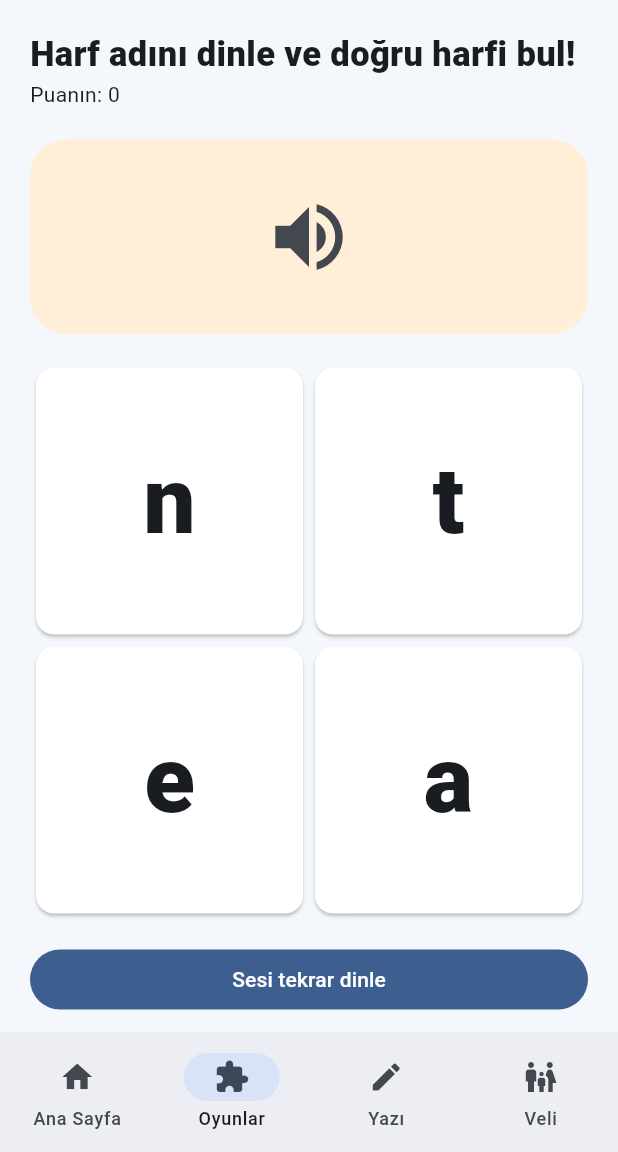
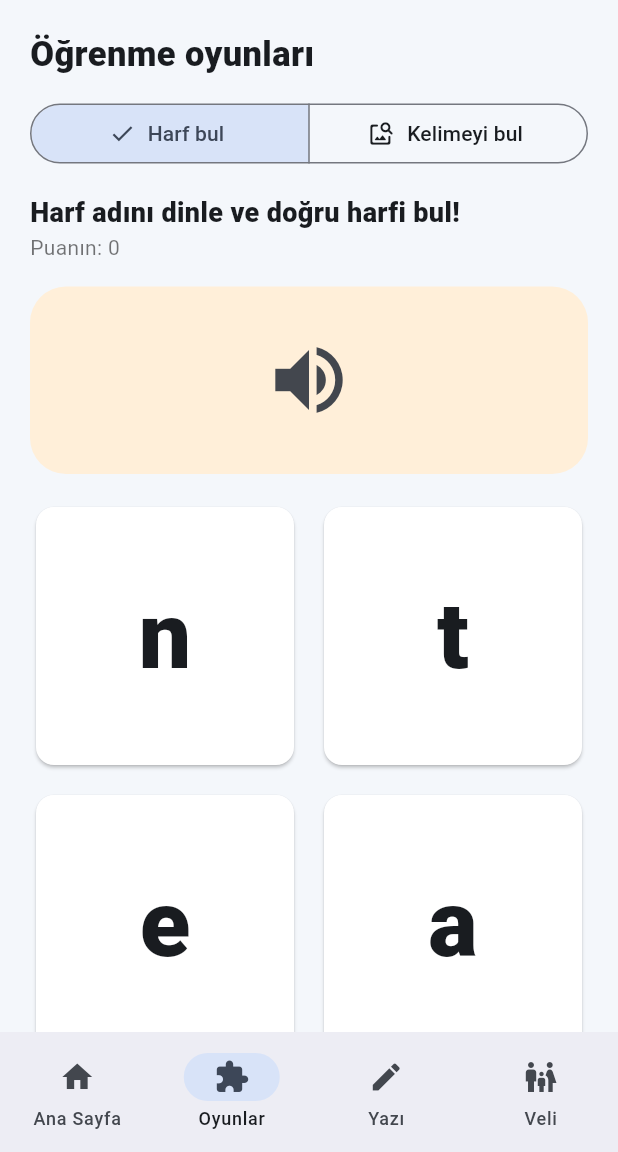
Before and after one commit to csprofesor/okumayazma, a Flutter app: the screen it shows after launch, item 2 of the bottom bar chosen, on a phone screen of 412 x 824 dp, the part 84-1236 px from its top. Run offline on Flutter 3.47's test engine with Material 3 defaults, Android fonts, the phone set to English and light mode, and no system bars; our stand-ins replace flutter_tts, shared_preferences.

Commit message:
Add visual word-to-letter recognition game

```diff
--- a/lib/main.dart
+++ b/lib/main.dart
@@ -197,8 +197,22 @@ class Games extends StatefulWidget{
  @override State<Games> createState()=>_GamesState();
 }
 class _GamesState extends State<Games>{
- final rng=Random();late String target;late List<String> options;int score=0;int? picked; late List<String> available;
- @override void initState(){super.initState();available=unlockedLetters();prepareQuestion();}
+ final rng=Random();
+ late String target;
+ late List<String> options;
+ late List<String> wordOptions;
+ late List<String> available;
+ int score=0;
+ int? picked;
+ bool wordMode=false;
+ String? selectedWord;
+ String? correctWord;
+
+ @override void initState(){
+  super.initState();
+  available=unlockedLetters();
+  prepareQuestion();
+ }
  @override void didUpdateWidget(covariant Games oldWidget){
   super.didUpdateWidget(oldWidget);
   if(oldWidget.completed.length!=widget.completed.length||!oldWidget.completed.containsAll(widget.completed)){
@@ -214,20 +228,114 @@ class _GamesState extends State<Games>{
   }
   return result;
  }
+ int unlockedStageCount(){
+  var count=1;
+  for(var i=0;i<groups.length-1;i++){
+   if(groups[i].every(widget.completed.contains)) count=i+2;
+   else break;
+  }
+  return count;
+ }
  void prepareQuestion(){
   target=available[rng.nextInt(available.length)];
   options=[target];
-  while(options.length<4){final x=available[rng.nextInt(available.length)];if(!options.contains(x))options.add(x);}
-  options.shuffle();picked=null;
+  while(options.length<4){
+   final x=available[rng.nextInt(available.length)];
+   if(!options.contains(x))options.add(x);
+  }
+  options.shuffle();
+  final pool=words.take(unlockedStageCount()).expand((stage)=>stage).toList();
+  final correct=pool.where((w)=>w.toLowerCase().contains(target)).toList();
+  final wrong=pool.where((w)=>!w.toLowerCase().contains(target)).toList()..shuffle(rng);
+  if(correct.isNotEmpty&&wrong.isNotEmpty){
+   correctWord=correct[rng.nextInt(correct.length)];
+   wordOptions=[correctWord!,...wrong.take(3)]..shuffle(rng);
+  }else{
+   correctWord=null;
+   wordOptions=[];
+  }
+  picked=null;
+  selectedWord=null;
  }
  void next(){prepareQuestion();setState((){});}
  @override Widget build(BuildContext context)=>ListView(padding:const EdgeInsets.all(20),children:[
- const Text('Harf adını dinle ve doğru harfi bul!',style:TextStyle(fontSize:23,fontWeight:FontWeight.w900)),
- Text('Puanın: $score'),const SizedBox(height:20),
- Container(height:130,decoration:BoxDecoration(color:const Color(0xffffefd9),borderRadius:BorderRadius.circular(24)),child:IconButton(iconSize:60,onPressed:()=>speak(target),icon:const Icon(Icons.volume_up))),
- const SizedBox(height:18),
- GridView.count(shrinkWrap:true,physics:const NeverScrollableScrollPhysics(),crossAxisCount:2,children:options.map((x)=>Card(color:picked!=null&&x==target?const Color(0xffdff4e6):picked!=null&&options.indexOf(x)==picked?const Color(0xffffdddd):Colors.white,child:InkWell(onTap:picked!=null?null:(){setState((){picked=options.indexOf(x);if(x==target)score++;});speak(x==target?'Aferin, doğru!':'Tekrar dinleyelim.');},child:Center(child:Text(x,style:const TextStyle(fontSize:62,fontWeight:FontWeight.w900)))))).toList()),
- const SizedBox(height:16),FilledButton(onPressed:picked==null?()=>speak(target):next,child:Text(picked==null?'Sesi tekrar dinle':'Sonraki soru')),
+  const Text('Öğrenme oyunları',style:TextStyle(fontSize:23,fontWeight:FontWeight.w900)),
+  const SizedBox(height:12),
+  SegmentedButton<bool>(
+   segments:const [
+    ButtonSegment(value:false,label:Text('Harf bul'),icon:Icon(Icons.abc_rounded)),
+    ButtonSegment(value:true,label:Text('Kelimeyi bul'),icon:Icon(Icons.image_search_rounded)),
+   ],
+   selected:{wordMode},
+   onSelectionChanged:(value){setState((){wordMode=value.first;prepareQuestion();});},
+  ),
+  const SizedBox(height:16),
+  Text(wordMode?'İçinde bu harf bulunan kelimeyi seç.':'Harf adını dinle ve doğru harfi bul!',style:const TextStyle(fontSize:18,fontWeight:FontWeight.w800)),
+  Text('Puanın: $score',style:const TextStyle(color:Colors.black54)),
+  const SizedBox(height:16),
+  Container(
+   height:125,
+   decoration:BoxDecoration(color:const Color(0xffffefd9),borderRadius:BorderRadius.circular(24)),
+   child:Center(child:wordMode
+    ?Text(target,style:const TextStyle(fontSize:76,fontWeight:FontWeight.w900,color:Color(0xff3977c3)))
+    :IconButton(iconSize:60,onPressed:()=>speak(target),icon:const Icon(Icons.volume_up))),
+  ),
+  if(wordMode) ...[
+   const SizedBox(height:8),
+   Center(child:Text('“${upperLetter(target)}” harfini içeren resmi seç.',style:const TextStyle(fontWeight:FontWeight.w600))),
+   const SizedBox(height:12),
+   if(wordOptions.isNotEmpty) GridView.count(
+    shrinkWrap:true,
+    physics:const NeverScrollableScrollPhysics(),
+    crossAxisCount:2,
+    crossAxisSpacing:10,
+    mainAxisSpacing:10,
+    childAspectRatio:1.25,
+    children:wordOptions.map((w)=>Card(
+     color:selectedWord!=null&&w==correctWord?const Color(0xffdff4e6):selectedWord==w?const Color(0xffffdddd):Colors.white,
+     child:InkWell(
+      borderRadius:BorderRadius.circular(18),
+      onTap:selectedWord!=null?null:(){
+       setState((){selectedWord=w;if(w==correctWord)score++;});
+       speak(w==correctWord?'Aferin! Bu kelimede ${upperLetter(target)} harfi var.':'Bir daha inceleyelim.');
+      },
+      child:Column(mainAxisAlignment:MainAxisAlignment.center,children:[
+       illustration(w),
+       const SizedBox(height:6),
+       Text(w,style:const TextStyle(fontSize:21,fontWeight:FontWeight.w800)),
+      ]),
+     ),
+    )).toList(),
+   ) else const Text('Bu harf için yeterli kelime henüz açılmadı.'),
+  ] else ...[
+   const SizedBox(height:18),
+   GridView.count(
+    shrinkWrap:true,
+    physics:const NeverScrollableScrollPhysics(),
+    crossAxisCount:2,
+    crossAxisSpacing:12,
+    mainAxisSpacing:12,
+    children:options.map((x)=>Card(
+     color:picked!=null&&x==target?const Color(0xffdff4e6):picked!=null&&options.indexOf(x)==picked?const Color(0xffffdddd):Colors.white,
+     child:InkWell(
+      onTap:picked!=null?null:(){
+       setState((){picked=options.indexOf(x);if(x==target)score++;});
+       speak(x==target?'Aferin, doğru!':'Tekrar dinleyelim.');
+      },
+      child:Center(child:Text(x,style:const TextStyle(fontSize:62,fontWeight:FontWeight.w900))),
+     ),
+    )).toList(),
+   ),
+  ],
+  const SizedBox(height:16),
+  FilledButton(
+   onPressed:wordMode
+    ?(selectedWord==null?()=>speak('${upperLetter(target)} harfini içeren kelimeyi bul.'):next)
+    :(picked==null?()=>speak(target):next),
+   child:Text(wordMode
+    ?(selectedWord==null?'Yönergeyi dinle':'Sonraki soru')
+    :(picked==null?'Harf adını dinle':'Sonraki soru')),
+  ),
  ]);
 }
 class Writing extends StatefulWidget{const Writing({super.key});@override State<Writing> createState()=>_WritingState();}
```
